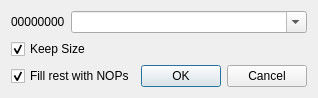
Above: plugins/Assembler/dialog_assembler.ui from eteran/edb-debugger before the change. Below: the same form after it.
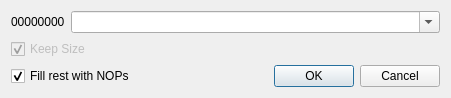
That is the form after the change.

The edit to the form file:
```diff
--- a/plugins/Assembler/dialog_assembler.ui
+++ b/plugins/Assembler/dialog_assembler.ui
@@ -7,7 +7,7 @@
    <rect>
     <x>0</x>
     <y>0</y>
-    <width>310</width>
+    <width>451</width>
     <height>87</height>
    </rect>
   </property>
@@ -40,7 +40,10 @@
     </layout>
    </item>
    <item row="1" column="0">
-    <widget class="QCheckBox" name="checkBox">
+    <widget class="QCheckBox" name="keepSize">
+     <property name="enabled">
+      <bool>false</bool>
+     </property>
      <property name="text">
       <string>Keep Size</string>
      </property>
```
Left out of the diff: 6 changed lines with no effect on the pictures.
